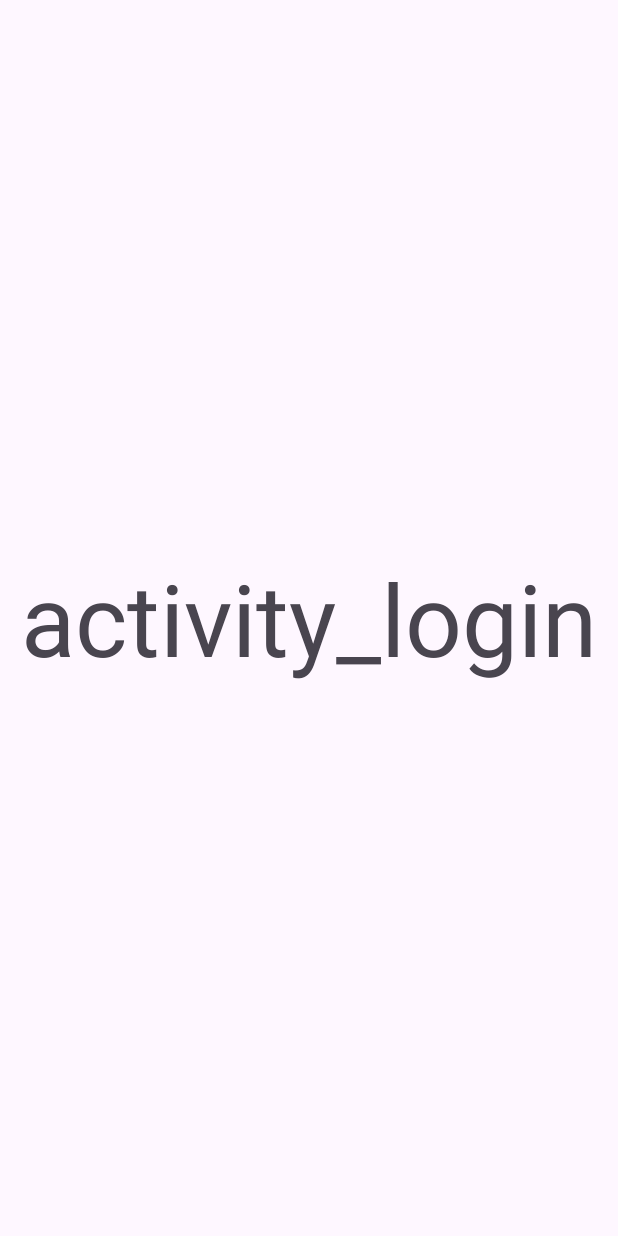
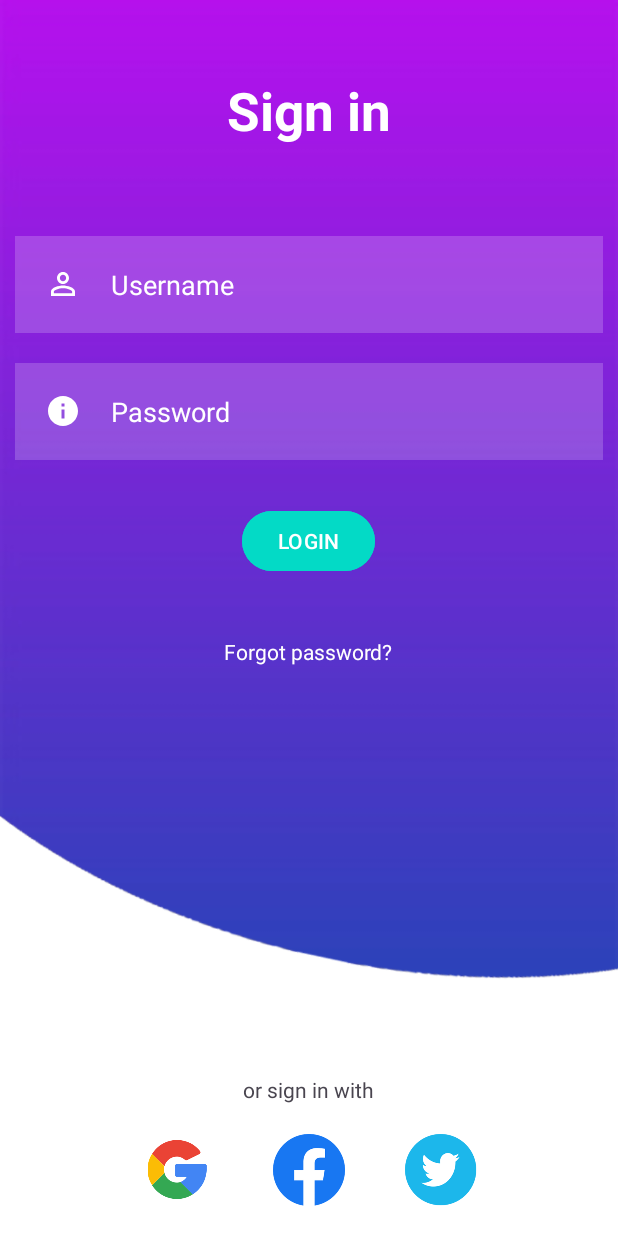
Before and after one commit to A-Magic-Conch/MagicConch_Android, an Android app: the layout activity_login.xml on its own in the app's theme, with its tools: preview values and no code run, on a phone screen of 412 x 824 dp. Run offline under Robolectric (Android 15) with nearby library versions, the phone set to English and light mode, and no system bars.

Commit message:
initial commit

```diff
--- a/app/src/main/AndroidManifest.xml
+++ b/app/src/main/AndroidManifest.xml
@@ -13,6 +13,9 @@
         android:theme="@style/Theme.MagicConch"
         tools:targetApi="31">
         <activity
+            android:name=".MainPage"
+            android:exported="false" />
+        <activity
             android:name=".Login"
             android:exported="true" />
         <activity
--- a/app/src/main/java/com/android/magicconch/MainActivity.java
+++ b/app/src/main/java/com/android/magicconch/MainActivity.java
@@ -16,7 +16,7 @@ public class MainActivity extends AppCompatActivity {
         new Handler().postDelayed(new Runnable() {
             @Override
             public void run() {
-                Intent intent = new Intent(MainActivity.this, Login.class);
+                Intent intent = new Intent(MainActivity.this, MainPage.class);
                 startActivity(intent);
             }
         }, 5000);
--- /dev/null
+++ b/app/src/main/res/drawable/ic_baseline_info_24.xml
@@ -0,0 +1,5 @@
+<vector android:height="24dp" android:tint="#FFFFFF"
+    android:viewportHeight="24" android:viewportWidth="24"
+    android:width="24dp" xmlns:android="http://schemas.android.com/apk/res/android">
+    <path android:fillColor="@android:color/white" android:pathData="M12,2C6.48,2 2,6.48 2,12s4.48,10 10,10 10,-4.48 10,-10S17.52,2 12,2zM13,17h-2v-6h2v6zM13,9h-2L11,7h2v2z"/>
+</vector>
--- /dev/null
+++ b/app/src/main/res/drawable/ic_baseline_person_outline_24.xml
@@ -0,0 +1,5 @@
+<vector android:height="24dp" android:tint="#FFFFFF"
+    android:viewportHeight="24" android:viewportWidth="24"
+    android:width="24dp" xmlns:android="http://schemas.android.com/apk/res/android">
+    <path android:fillColor="@android:color/white" android:pathData="M12,5.9c1.16,0 2.1,0.94 2.1,2.1s-0.94,2.1 -2.1,2.1S9.9,9.16 9.9,8s0.94,-2.1 2.1,-2.1m0,9c2.97,0 6.1,1.46 6.1,2.1v1.1L5.9,18.1L5.9,17c0,-0.64 3.13,-2.1 6.1,-2.1M12,4C9.79,4 8,5.79 8,8s1.79,4 4,4 4,-1.79 4,-4 -1.79,-4 -4,-4zM12,13c-2.67,0 -8,1.34 -8,4v3h16v-3c0,-2.66 -5.33,-4 -8,-4z"/>
+</vector>
--- a/app/src/main/res/layout/activity_login.xml
+++ b/app/src/main/res/layout/activity_login.xml
@@ -1,19 +1,115 @@
 <?xml version="1.0" encoding="utf-8"?>
-<androidx.constraintlayout.widget.ConstraintLayout xmlns:android="http://schemas.android.com/apk/res/android"
+<RelativeLayout xmlns:android="http://schemas.android.com/apk/res/android"
     xmlns:app="http://schemas.android.com/apk/res-auto"
     xmlns:tools="http://schemas.android.com/tools"
     android:layout_width="match_parent"
     android:layout_height="match_parent"
+    android:background="@drawable/background"
     tools:context=".Login">
+
+    <TextView
+        android:id="@+id/signin"
+        android:layout_width="match_parent"
+        android:layout_height="wrap_content"
+        android:layout_marginStart="50dp"
+        android:layout_marginTop="50dp"
+        android:layout_marginEnd="50dp"
+        android:layout_marginBottom="50dp"
+        android:gravity="center"
+        android:text="Sign in"
+        android:textColor="@color/white"
+        android:textSize="35dp"
+        android:textStyle="bold" />
+
+    <EditText
+        android:layout_width="match_parent"
+        android:layout_height="wrap_content"
+        android:id="@+id/username"
+        android:layout_below="@id/signin"
+        android:background="#30ffffff"
+        android:hint="Username"
+        android:textColorHint="@color/white"
+        android:textColor="@color/white"
+        android:layout_margin="10dp"
+        android:padding="20dp"
+        android:drawableLeft="@drawable/ic_baseline_person_outline_24"
+        android:drawablePadding="20dp"/>
+
+    <EditText
+        android:layout_width="match_parent"
+        android:layout_height="wrap_content"
+        android:id="@+id/password"
+        android:layout_below="@id/username"
+        android:background="#30ffffff"
+        android:hint="Password"
+        android:textColorHint="@color/white"
+        android:textColor="@color/white"
+        android:layout_margin="10dp"
+        android:padding="20dp"
+        android:drawableLeft="@drawable/ic_baseline_info_24"
+        android:drawablePadding="20dp"
+        android:inputType="textPassword"/>
+
+    <com.google.android.material.button.MaterialButton
+        android:id="@+id/loginbtn"
+        android:layout_width="wrap_content"
+        android:layout_height="wrap_content"
+        android:layout_below="@id/password"
+        android:layout_centerHorizontal="true"
+        android:layout_marginStart="20dp"
+        android:layout_marginTop="20dp"
+        android:layout_marginEnd="20dp"
+        android:layout_marginBottom="20dp"
+        android:backgroundTint="@color/design_default_color_secondary"
+        android:text="LOGIN" />
 
     <TextView
         android:layout_width="wrap_content"
         android:layout_height="wrap_content"
-        android:text="activity_login"
-        android:textSize="100px"
-        app:layout_constraintBottom_toBottomOf="parent"
-        app:layout_constraintEnd_toEndOf="parent"
-        app:layout_constraintStart_toStartOf="parent"
-        app:layout_constraintTop_toTopOf="parent" />
+        android:id="@+id/forgotpass"
+        android:layout_below="@id/loginbtn"
+        android:text="Forgot password?"
+        android:textColor="@color/white"
+        android:layout_centerHorizontal="true"
+        android:layout_margin="20dp"/>
 
-</androidx.constraintlayout.widget.ConstraintLayout>
+    <TextView
+        android:layout_width="wrap_content"
+        android:layout_height="wrap_content"
+        android:id="@+id/others"
+        android:layout_above="@id/socialicons"
+        android:text="or sign in with"
+        android:layout_centerHorizontal="true"/>
+
+
+    <LinearLayout
+        android:layout_width="match_parent"
+        android:layout_height="wrap_content"
+        android:id="@+id/socialicons"
+        android:layout_alignParentBottom="true"
+        android:gravity="center">
+
+
+        <ImageView
+            android:layout_width="48dp"
+            android:layout_height="39dp"
+            android:layout_margin="20dp"
+            android:src="@drawable/google" />
+        <ImageView
+            android:layout_width="48dp"
+            android:layout_height="48dp"
+            android:layout_margin="20dp"
+            android:src="@drawable/fb"/>
+        <ImageView
+            android:layout_width="48dp"
+            android:layout_height="48dp"
+            android:layout_margin="20dp"
+            android:src="@drawable/twitter"/>
+
+    </LinearLayout>
+
+
+
+
+
+</RelativeLayout>
--- a/app/src/main/res/layout/activity_main.xml
+++ b/app/src/main/res/layout/activity_main.xml
@@ -4,16 +4,9 @@
     xmlns:tools="http://schemas.android.com/tools"
     android:layout_width="match_parent"
     android:layout_height="match_parent"
+    android:background="@drawable/start_bg"
     tools:context=".MainActivity">
 
-    <TextView
-        android:layout_width="wrap_content"
-        android:layout_height="wrap_content"
-        android:text="activity_main"
-        android:textSize="100px"
-        app:layout_constraintBottom_toBottomOf="parent"
-        app:layout_constraintEnd_toEndOf="parent"
-        app:layout_constraintStart_toStartOf="parent"
-        app:layout_constraintTop_toTopOf="parent" />
+
 
 </androidx.constraintlayout.widget.ConstraintLayout>
--- a/app/src/main/res/layout/activity_main_page.xml
+++ b/app/src/main/res/layout/activity_main_page.xml
@@ -6,4 +6,29 @@
     android:layout_height="match_parent"
     tools:context=".MainPage">
 
+    <TextView
+        android:layout_width="wrap_content"
+        android:layout_height="wrap_content"
+        android:text="이거 어때 로고"
+        android:textSize="100px"
+        app:layout_constraintBottom_toBottomOf="parent"
+        app:layout_constraintEnd_toEndOf="parent"
+        app:layout_constraintHorizontal_bias="0.498"
+        app:layout_constraintStart_toStartOf="parent"
+        app:layout_constraintTop_toTopOf="parent"
+        app:layout_constraintVertical_bias="0.113" />
+
+    <Button
+        android:layout_width="wrap_content"
+        android:layout_height="wrap_content"
+        android:text="옷"
+        android:textSize="30dp"
+        app:layout_constraintBottom_toBottomOf="parent"
+        app:layout_constraintHorizontal_bias="0.498"
+        app:layout_constraintLeft_toLeftOf="parent"
+        app:layout_constraintRight_toRightOf="parent"
+        app:layout_constraintTop_toTopOf="parent"
+        app:layout_constraintVertical_bias="0.332" />
+
+
 </androidx.constraintlayout.widget.ConstraintLayout>
```
Also changed, not shown: app/src/main/res/drawable/background.png (added), app/src/main/res/drawable/clothes.png (added), app/src/main/res/drawable/fb.png (added), app/src/main/res/drawable/google.png (added), app/src/main/res/drawable/start_bg.png (added), app/src/main/res/drawable/twitter.png (added).
